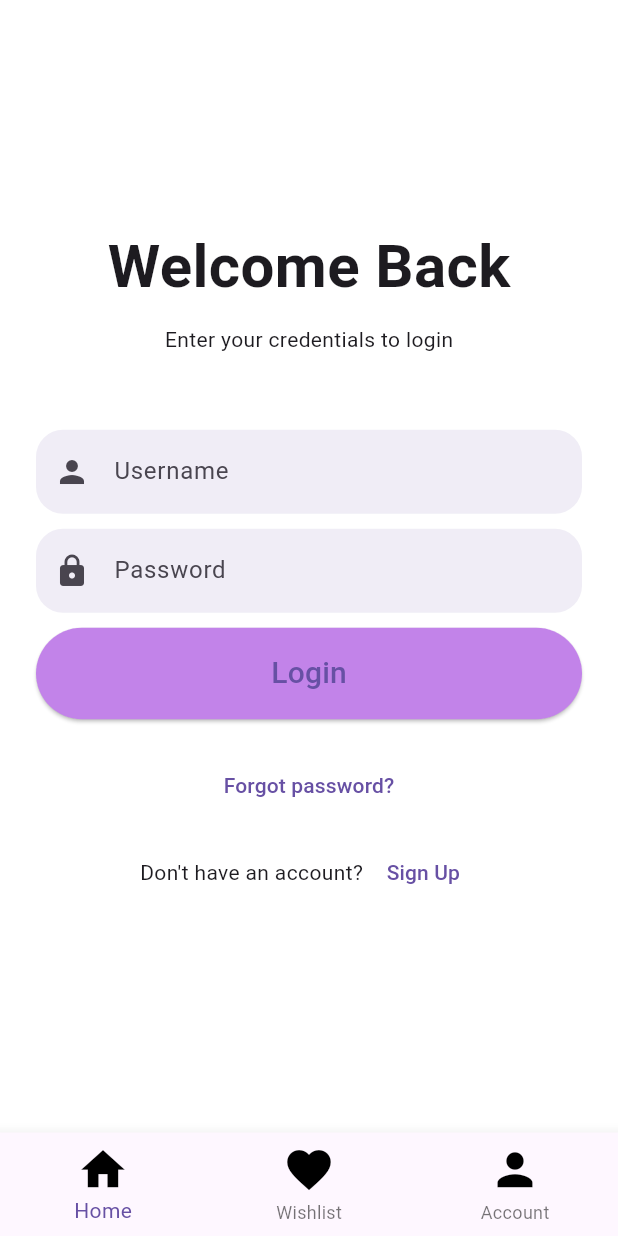
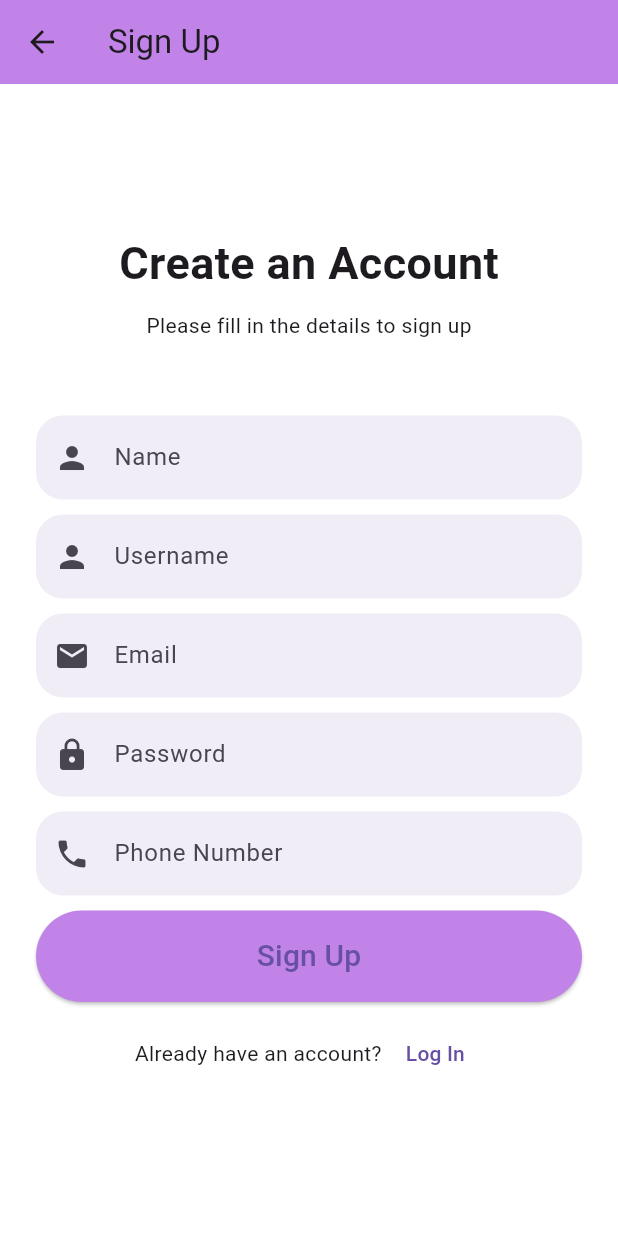
Before and after one commit to mehedi-hasan-2302/Android_App_Project_MessFinder, a Flutter app: the LoginPage screen opened directly, item 3 of the bottom bar chosen, after a tap on "Sign Up", on a phone screen of 412 x 824 dp. Run offline on Flutter 3.47's test engine with Material 3 defaults, Android fonts, the light colour scheme and no system bars.

Commit message:
signup screen added

```diff
--- a/lib/screens/login_screen.dart
+++ b/lib/screens/login_screen.dart
@@ -1,6 +1,7 @@
 import 'package:flutter/material.dart';
 import 'package:messfinder/screens/home_screen.dart';
 import 'package:messfinder/screens/wishlist_screen.dart';
+import 'package:messfinder/screens/signup_screen.dart';
 
 class LoginPage extends StatelessWidget {
   const LoginPage({super.key});
@@ -40,7 +41,9 @@ class LoginPage extends StatelessWidget {
             Navigator.push(
               context,
               MaterialPageRoute(
-                builder: (context) => WishlistScreen(wishlistedMessNames: const [],),
+                builder: (context) => WishlistScreen(
+                  wishlistedMessNames: const [],
+                ),
               ),
             );
           } else if (value == 2) {
@@ -80,11 +83,9 @@ class LoginPage extends StatelessWidget {
         ),
         SizedBox(height: 10),
         Text("Enter your credentials to login"),
-         SizedBox(height: 30),
+        SizedBox(height: 30),
       ],
-
     );
-
   }
 
   Widget _inputField(context) {
@@ -147,7 +148,14 @@ class LoginPage extends StatelessWidget {
       children: [
         const Text("Don't have an account? "),
         TextButton(
-          onPressed: () {},
+          onPressed: () {
+             Navigator.push(
+              context,
+              MaterialPageRoute(
+                builder: (context) => const SignUpPage(),
+              ),
+            );
+          },
           child: const Text("Sign Up"),
         ),
       ],
--- /dev/null
+++ b/lib/screens/signup_screen.dart
@@ -0,0 +1,150 @@
+import 'package:flutter/material.dart';
+
+class SignUpPage extends StatelessWidget {
+  const SignUpPage({super.key});
+
+  @override
+  Widget build(BuildContext context) {
+    return Scaffold(
+      appBar: AppBar(
+        backgroundColor: const Color.fromARGB(255, 194, 131, 233),
+        title: const Text('Sign Up'),
+      ),
+      body: Center(
+        child: SingleChildScrollView(
+          child: Container(
+            margin: const EdgeInsets.all(24),
+            child: Column(
+              mainAxisAlignment: MainAxisAlignment.center,
+              children: [
+                _header(),
+                const SizedBox(height: 20),
+                _inputFields(context),
+                const SizedBox(height: 10),
+                _login(context),
+              ],
+            ),
+          ),
+        ),
+      ),
+    );
+  }
+
+  Widget _header() {
+    return const Column(
+      children: [
+        Text(
+          "Create an Account",
+          style: TextStyle(fontSize: 30, fontWeight: FontWeight.bold),
+        ),
+        SizedBox(height: 10),
+        Text("Please fill in the details to sign up"),
+        SizedBox(height: 30),
+      ],
+    );
+  }
+
+  Widget _inputFields(context) {
+    return Column(
+      crossAxisAlignment: CrossAxisAlignment.stretch,
+      children: [
+        TextField(
+          decoration: InputDecoration(
+            hintText: "Name",
+            border: OutlineInputBorder(
+              borderRadius: BorderRadius.circular(18),
+              borderSide: BorderSide.none,
+            ),
+            fillColor: Theme.of(context).primaryColor.withOpacity(0.1),
+            filled: true,
+            prefixIcon: const Icon(Icons.person),
+          ),
+        ),
+        const SizedBox(height: 10),
+        TextField(
+          decoration: InputDecoration(
+            hintText: "Username",
+            border: OutlineInputBorder(
+              borderRadius: BorderRadius.circular(18),
+              borderSide: BorderSide.none,
+            ),
+            fillColor: Theme.of(context).primaryColor.withOpacity(0.1),
+            filled: true,
+            prefixIcon: const Icon(Icons.person),
+          ),
+        ),
+        const SizedBox(height: 10),
+        TextField(
+          decoration: InputDecoration(
+            hintText: "Email",
+            border: OutlineInputBorder(
+              borderRadius: BorderRadius.circular(18),
+              borderSide: BorderSide.none,
+            ),
+            fillColor: Theme.of(context).primaryColor.withOpacity(0.1),
+            filled: true,
+            prefixIcon: const Icon(Icons.email),
+          ),
+        ),
+        const SizedBox(height: 10),
+        TextField(
+          decoration: InputDecoration(
+            hintText: "Password",
+            border: OutlineInputBorder(
+              borderRadius: BorderRadius.circular(18),
+              borderSide: BorderSide.none,
+            ),
+            fillColor: Theme.of(context).primaryColor.withOpacity(0.1),
+            filled: true,
+            prefixIcon: const Icon(Icons.lock),
+          ),
+          obscureText: true,
+        ),
+        const SizedBox(height: 10),
+        TextField(
+          decoration: InputDecoration(
+            hintText: "Phone Number",
+            border: OutlineInputBorder(
+              borderRadius: BorderRadius.circular(18),
+              borderSide: BorderSide.none,
+            ),
+            fillColor: Theme.of(context).primaryColor.withOpacity(0.1),
+            filled: true,
+            prefixIcon: const Icon(Icons.phone),
+          ),
+        ),
+        const SizedBox(height: 10),
+        ElevatedButton(
+          onPressed: () {
+
+          },
+          style: ElevatedButton.styleFrom(
+            backgroundColor: const Color.fromARGB(255, 194, 131, 233),
+            shape: const StadiumBorder(),
+            padding: const EdgeInsets.symmetric(vertical: 16.0,horizontal: 15.0)
+
+          ),
+          child: const Text(
+            "Sign Up",
+            style: TextStyle(fontSize: 20),
+          ),
+        ),
+      ],
+    );
+  }
+
+  Widget _login(context) {
+    return Row(
+      mainAxisAlignment: MainAxisAlignment.center,
+      children: [
+        const Text("Already have an account? "),
+        TextButton(
+          onPressed: () {
+            Navigator.pop(context);
+          },
+          child: const Text("Log In"),
+        ),
+      ],
+    );
+  }
+}
```
Also changed, not shown: 3 other files.
